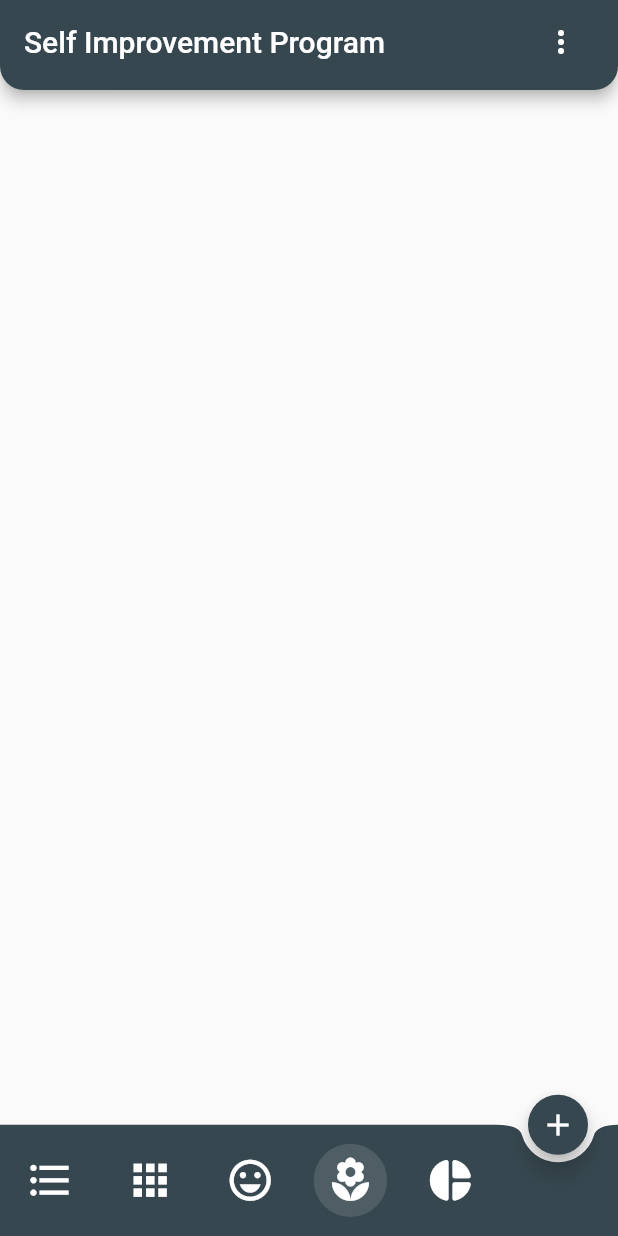
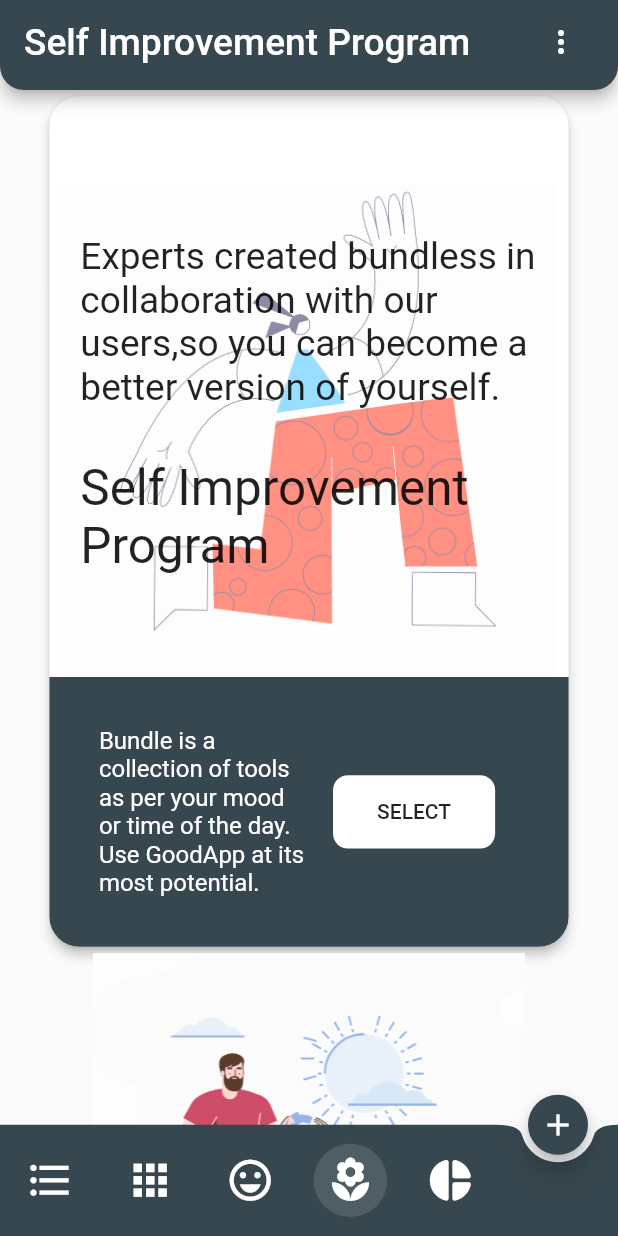
Before and after one commit to akhiljoseko/GoodAppUI, a Flutter app: the SelfImprovementProgram screen opened directly, on a phone screen of 412 x 824 dp. Run offline on Flutter 3.47's test engine with Material 2 defaults, Android fonts, the phone set to English and light mode, and no system bars.

Commit message:
Added SIP screen

```diff
--- a/lib/pages/selfImprovementProgram.dart
+++ b/lib/pages/selfImprovementProgram.dart
@@ -1,4 +1,5 @@
 import 'package:GoodApp/pages/customDrawer.dart';
+import 'package:GoodApp/widgets/cardonBody.dart';
 import 'package:GoodApp/widgets/customAppBar.dart';
 import 'package:GoodApp/widgets/customBottomAppBar.dart';
 import 'package:GoodApp/widgets/customFAB.dart';
@@ -7,6 +8,9 @@ import 'package:flutter/material.dart';
 class SelfImprovementProgram extends StatelessWidget {
   @override
   Widget build(BuildContext context) {
+    double width = MediaQuery.of(context).size.width;
+    double height = MediaQuery.of(context).size.height;
+
     return Scaffold(
       drawer: CustomDrawer(),
       appBar: CustomAppBar(
@@ -17,6 +21,75 @@ class SelfImprovementProgram extends StatelessWidget {
       bottomNavigationBar: CustomBottomAppBar(
         isThisCurrentPage3: true,
       ),
+
+      //BODY
+      body: SingleChildScrollView(
+          child: SizedBox(
+        width: double.infinity,
+        child: Column(crossAxisAlignment: CrossAxisAlignment.center,
+            // mainAxisAlignment: MainAxisAlignment.start,
+            children: [
+              CardOnBody(),
+              Image.asset(
+                'assets/manwithplant.png',
+                width: width * .7,
+              ),
+              SizedBox(
+                width: width*.84,
+                child: Padding(
+                  padding: EdgeInsets.symmetric(vertical: height*.015),
+                  child: Text('How it Works',
+                  style: TextStyle(
+                    fontWeight: FontWeight.w600,
+                    fontSize: height*.035
+                  ),),
+                ),
+              ),
+              SizedBox(
+                width: width*.84,
+                child: Text("A self improvements program will give you one task idea per day.you are free to choose program as per yours needs and perform the task at your own place.",
+                style: TextStyle(
+                  color: Colors.grey[700],
+                  fontWeight: FontWeight.w600,
+                  fontSize: height*.025
+                ),),
+              ),
+              SizedBox(
+                height: height*.05,
+              ),
+            ]),
+      )),
     );
   }
 }
+
+//HOW IT WORKS
+
+//   Container(
+//     decoration: BoxDecoration(
+//         image: DecorationImage(
+//             image: AssetImage('assets/manwithplant.png'))),
+//     width: 200,
+//     height: 200,
+//   ),
+
+//   Row(mainAxisAlignment: MainAxisAlignment.start, children: [
+//     Container(
+//       margin: EdgeInsets.fromLTRB(25, 10, 5, 0),
+//       child:
+//           Column(crossAxisAlignment: CrossAxisAlignment.start, children: [
+//         Text(
+//           "How it works",
+//           style: TextStyle(fontSize: 18),
+//         ),
+//         Padding(padding: EdgeInsets.only(top: 5)),
+//         Text(
+//             "A self improvements program will give you one task idea per day.you are free to choose program as per yours needs and perform the task at your own place."),
+//       ]),
+//       width: 400,
+//       height: 100,
+//     ),
+//   ]),
+// ] //column close
+
+//     ),
--- /dev/null
+++ b/lib/widgets/cardonBody.dart
@@ -0,0 +1,82 @@
+import 'package:flutter/material.dart';
+
+class CardOnBody extends StatelessWidget {
+  @override
+  Widget build(BuildContext context) {
+    double width = MediaQuery.of(context).size.width;
+    double height = MediaQuery.of(context).size.height;
+
+    return Card(
+      shape: RoundedRectangleBorder(
+          borderRadius: BorderRadiusDirectional.circular(20)),
+      elevation: 3,
+      child: Container(
+        padding: EdgeInsets.only(top: height * .07),
+        width: width * .84,
+        child: Column(crossAxisAlignment: CrossAxisAlignment.center, children: [
+          Stack(alignment: Alignment.center, children: [
+            Image.asset('assets/men.png',
+                width: width * .85, height: height * .4),
+            Column(children: [
+              Padding(
+                padding: EdgeInsets.symmetric(
+                  horizontal: width * .05,
+                ),
+                child: Text(
+                  "Experts created bundless in collaboration with our users,so you can become a better version of yourself.",
+                  style: TextStyle(
+                    fontSize: height * .03,
+                  ),
+                ),
+              ),
+              Padding(
+                padding: EdgeInsets.symmetric(
+                    horizontal: width * .05, vertical: height * .04),
+                child: Text(
+                  'Self Improvement Program',
+                  style: TextStyle(
+                      fontSize: height * .04, fontWeight: FontWeight.w400),
+                ),
+              ),
+            ]),
+          ]),
+          Container(
+            decoration: BoxDecoration(
+              color: Color.fromRGBO(55, 71, 79, 2),
+              borderRadius: BorderRadius.only(
+                  bottomLeft: const Radius.circular(20),
+                  bottomRight: const Radius.circular(20)),
+            ),
+            padding: EdgeInsets.symmetric(
+                horizontal: width * .08, vertical: height * .04),
+            child: Row(children: [
+              Expanded(
+                child: Text(
+                  "Bundle is a collection of tools as per your mood or time of the day. Use GoodApp at its most potential.",
+                  style: TextStyle(color: Colors.white, fontSize: 16),
+                ),
+              ),
+              Expanded(
+                  child: FlatButton(
+                onPressed: () {},
+                child: Container(
+                  padding: EdgeInsets.symmetric(
+                      horizontal: width * .01, vertical: height * .02),
+                  child: Center(child: Text("SELECT")),
+                  decoration: BoxDecoration(
+                    color: Colors.white,
+                    borderRadius: BorderRadius.only(
+                        bottomLeft: const Radius.circular(10),
+                        bottomRight: const Radius.circular(10),
+                        topLeft: const Radius.circular(10),
+                        topRight: const Radius.circular(10)),
+                  ),
+                ),
+              )),
+            ]),
+          )
+        ]),
+      ),
+    );
+  }
+}
--- a/lib/widgets/customAppBar.dart
+++ b/lib/widgets/customAppBar.dart
@@ -17,6 +17,8 @@ class CustomAppBar extends StatefulWidget implements PreferredSizeWidget {
 class _CustomAppBarState extends State<CustomAppBar> {
   @override
   Widget build(BuildContext context) {
+    double height = MediaQuery.of(context).size.height;
+
     return AppBar(
       leadingWidth: .01,
       leading: Builder(
@@ -51,7 +53,10 @@ class _CustomAppBarState extends State<CustomAppBar> {
           padding: EdgeInsets.only(left: 14),
         )
       ],
-      title: Text(widget.title),
+      title: Text(
+        widget.title,
+        style: TextStyle(fontSize: height * .03),
+      ),
     );
   }
 }
```
